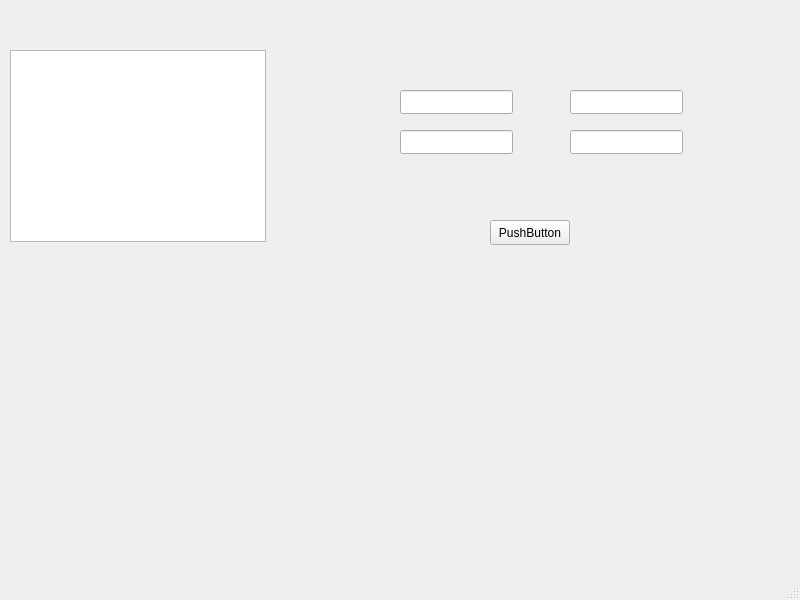
Above: mainwindow.ui from Polliakoff/Collabreequeue-2-rep before the change. Below: the same form after it.
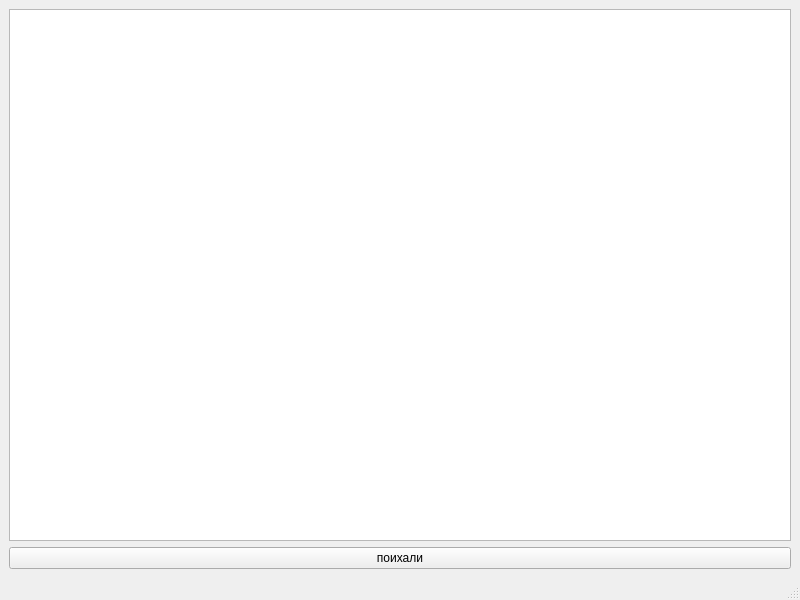
That is the form after the change.

What changed in the file:
```diff
--- a/mainwindow.ui
+++ b/mainwindow.ui
@@ -14,69 +14,18 @@
    <string>MainWindow</string>
   </property>
   <widget class="QWidget" name="centralwidget">
-   <widget class="QGraphicsView" name="graphicsView">
-    <property name="geometry">
-     <rect>
-      <x>10</x>
-      <y>50</y>
-      <width>256</width>
-      <height>192</height>
-     </rect>
-    </property>
-   </widget>
-   <widget class="QLineEdit" name="lineEdit">
-    <property name="geometry">
-     <rect>
-      <x>400</x>
-      <y>90</y>
-      <width>113</width>
-      <height>24</height>
-     </rect>
-    </property>
-   </widget>
-   <widget class="QPushButton" name="pushButton">
-    <property name="geometry">
-     <rect>
-      <x>490</x>
-      <y>220</y>
-      <width>80</width>
-      <height>25</height>
-     </rect>
-    </property>
-    <property name="text">
-     <string>PushButton</string>
-    </property>
-   </widget>
-   <widget class="QLineEdit" name="lineEdit_2">
-    <property name="geometry">
-     <rect>
-      <x>400</x>
-      <y>130</y>
-      <width>113</width>
-      <height>24</height>
-     </rect>
-    </property>
-   </widget>
-   <widget class="QLineEdit" name="lineEdit_3">
-    <property name="geometry">
-     <rect>
-      <x>570</x>
-      <y>90</y>
-      <width>113</width>
-      <height>24</height>
-     </rect>
-    </property>
-   </widget>
-   <widget class="QLineEdit" name="lineEdit_4">
-    <property name="geometry">
-     <rect>
-      <x>570</x>
-      <y>130</y>
-      <width>113</width>
-      <height>24</height>
-     </rect>
-    </property>
-   </widget>
+   <layout class="QGridLayout" name="gridLayout">
+    <item row="0" column="0">
+     <widget class="QGraphicsView" name="graphicsView"/>
+    </item>
+    <item row="1" column="0">
+     <widget class="QPushButton" name="pushButton">
+      <property name="text">
+       <string>поихали</string>
+      </property>
+     </widget>
+    </item>
+   </layout>
   </widget>
   <widget class="QMenuBar" name="menubar">
    <property name="geometry">
```
